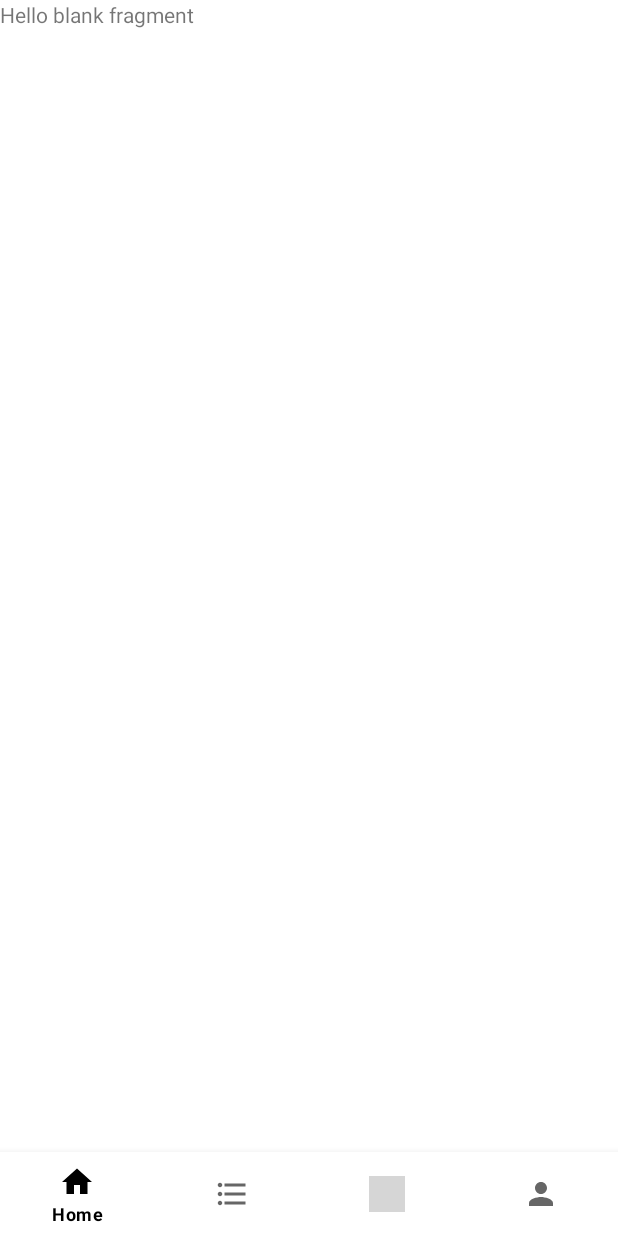
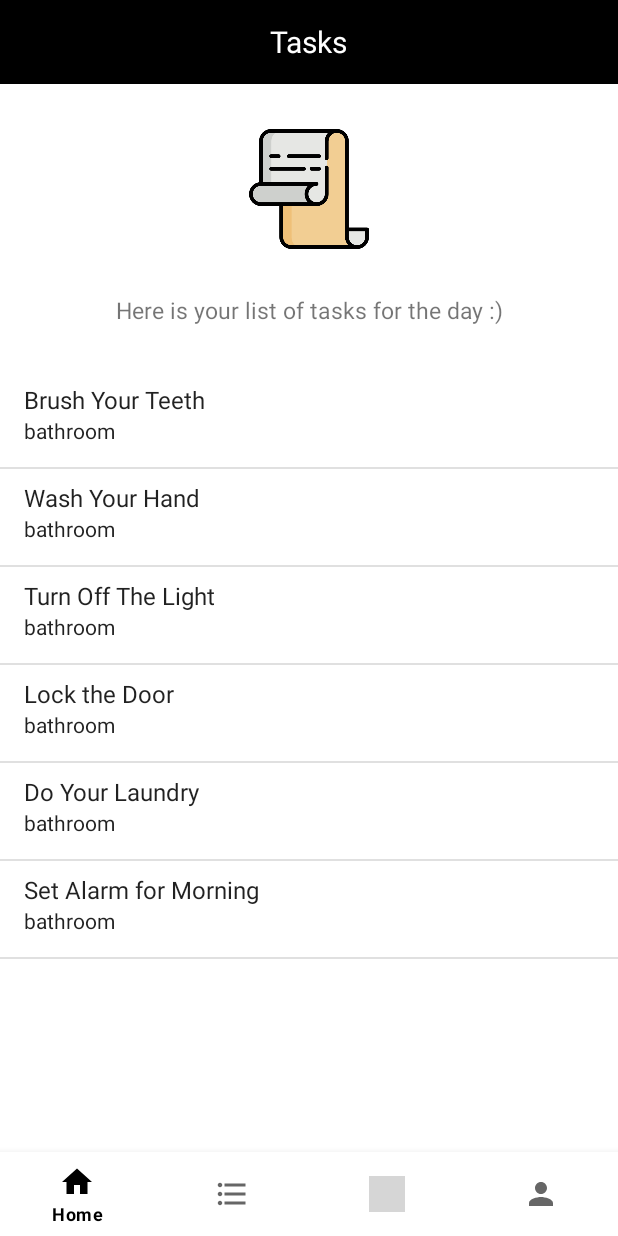
Before and after one commit to cassandrale179/ci491_project, an Android app: the fragment Task_Caregivee placed in its activity, on a phone screen of 412 x 824 dp. Run offline under Robolectric (Android 15) with nearby library versions, the phone set to English and light mode, and no system bars; our stand-ins replace Firebase (no records; nobody signed in at launch, a user with empty details on screens opened directly); libraries missing offline, so code that uses them is left out: com.kontakt.sdk; grey boxes are pictures that could not be loaded.

Commit message:
Add icon

```diff
--- a/app/src/main/java/com/example/caregiver/Task_Caregivee.java
+++ b/app/src/main/java/com/example/caregiver/Task_Caregivee.java
@@ -7,6 +7,14 @@ import androidx.fragment.app.Fragment;
 import android.view.LayoutInflater;
 import android.view.View;
 import android.view.ViewGroup;
+import android.widget.ArrayAdapter;
+import android.widget.ListView;
+import android.widget.SimpleAdapter;
+
+import java.util.ArrayList;
+import java.util.HashMap;
+import java.util.List;
+import java.util.Map;
 
 /**
  * A simple {@link Fragment} subclass.
@@ -19,14 +27,6 @@ public class Task_Caregivee extends Fragment {
         // Required empty public constructor
     }
 
-    /**
-     * Use this factory method to create a new instance of
-     * this fragment using the provided parameters.
-     *
-     * @param param1 Parameter 1.
-     * @param param2 Parameter 2.
-     * @return A new instance of fragment Task_Caregivee.
-     */
     // TODO: Rename and change types and number of parameters
     public static Task_Caregivee newInstance(String param1, String param2) {
         Task_Caregivee fragment = new Task_Caregivee();
@@ -38,10 +38,41 @@ public class Task_Caregivee extends Fragment {
         super.onCreate(savedInstanceState);
     }
 
+    protected void loadCaregiveesTask(){
+
+
+    }
+
     @Override
     public View onCreateView(LayoutInflater inflater, ViewGroup container,
                              Bundle savedInstanceState) {
         // Inflate the layout for this fragment
-        return inflater.inflate(R.layout.fragment_task__caregivee, container, false);
+        View view = inflater.inflate(R.layout.fragment_task__caregivee, container, false);
+
+        // Add list
+        ArrayList<String> arrayList = new ArrayList<String>();
+        arrayList.add("Brush Your Teeth");
+        arrayList.add("Wash Your Hand");
+        arrayList.add("Turn Off The Light");
+        arrayList.add("Lock the Door");
+        arrayList.add("Do Your Laundry");
+        arrayList.add("Set Alarm for Morning");
+
+        List<Map<String, String>> data = new ArrayList<Map<String, String>>();
+        for (int i=0; i <arrayList.size(); i++) {
+            Map<String, String> datum = new HashMap<String, String>(2);
+            datum.put("title", arrayList.get(i));
+            datum.put("subtitle", "bathroom");
+            data.add(datum);
+        }
+        final ListView list = view.findViewById(R.id.caregiveeTaskList);
+        SimpleAdapter adapter = new SimpleAdapter(getActivity(), data,
+                android.R.layout.simple_list_item_2,
+                new String[] {"title", "subtitle"},
+                new int[] {android.R.id.text1,
+                        android.R.id.text2});
+        list.setAdapter(adapter);
+
+        return view;
     }
 }
--- a/app/src/main/res/layout/fragment_task__caregivee.xml
+++ b/app/src/main/res/layout/fragment_task__caregivee.xml
@@ -1,14 +1,59 @@
 <?xml version="1.0" encoding="utf-8"?>
-<FrameLayout xmlns:android="http://schemas.android.com/apk/res/android"
+<RelativeLayout xmlns:android="http://schemas.android.com/apk/res/android"
+    xmlns:app="http://schemas.android.com/apk/res-auto"
     xmlns:tools="http://schemas.android.com/tools"
     android:layout_width="match_parent"
     android:layout_height="match_parent"
     tools:context=".Task_Caregivee">
 
-    <!-- TODO: Update blank fragment layout -->
+<LinearLayout
+    android:id="@+id/caregiveeTaskScreen"
+    android:layout_width="fill_parent"
+    android:layout_height="fill_parent"
+    android:orientation="vertical">
+
+    <androidx.appcompat.widget.Toolbar
+        android:id="@+id/caregivee_toolbar_tasks"
+        android:layout_height="wrap_content"
+        android:layout_width="match_parent"
+        android:minHeight="?attr/actionBarSize"
+        android:background="@color/black">
+        <TextView
+            android:layout_width="wrap_content"
+            android:layout_height="wrap_content"
+            android:text="Tasks"
+            android:layout_gravity="center"
+            android:id="@+id/TaskTitle"
+            android:textColor="@color/white"
+            android:textSize="20dp"/>
+    </androidx.appcompat.widget.Toolbar>
+
+    <ImageView
+        android:id="@+id/imageView2"
+        android:layout_width="80dp"
+        android:layout_height="80dp"
+        android:layout_marginTop="30dp"
+        android:layout_gravity="center"
+        android:src="@drawable/report" />
+
     <TextView
+        android:id="@+id/profileTextLabel"
         android:layout_width="match_parent"
-        android:layout_height="match_parent"
-        android:text="@string/hello_blank_fragment" />
+        android:layout_height="wrap_content"
+        android:layout_centerInParent="true"
+        android:gravity="center"
+        android:layout_marginLeft="30dp"
+        android:layout_marginTop="30dp"
+        android:layout_marginRight="30dp"
+        android:layout_marginBottom="30dp"
+        android:text="Here is your list of tasks for the day :)"
+        android:textSize="15dp" />
 
-</FrameLayout>
+    <ListView
+        android:id="@+id/caregiveeTaskList"
+        android:layout_width="match_parent"
+        android:layout_height="match_parent">
+    </ListView>
+
+</LinearLayout>
+</RelativeLayout>
```
Also changed, not shown: app/src/main/res/drawable/clipboard.png (added), app/src/main/res/drawable/report.png (added).
